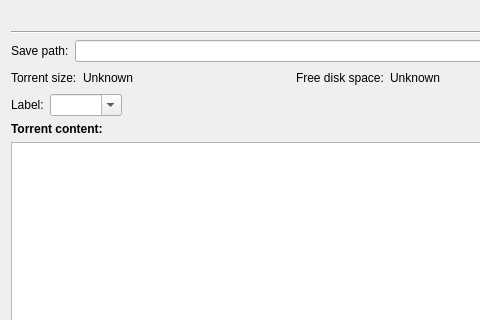
Qt form src/ui/torrentadditiondlg.ui (SysAdminDoc/qBittorrent-Vanced) before a commit; both pictures show x 0 to 480 and y 0 to 320 of the 585 by 517 pixel window.
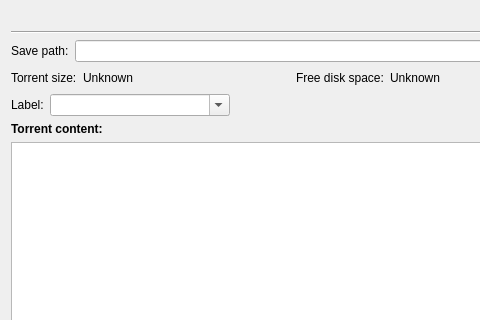
The same form after that commit.

The edit to the form file:
```diff
--- a/src/ui/torrentadditiondlg.ui
+++ b/src/ui/torrentadditiondlg.ui
@@ -145,6 +145,12 @@
      </item>
      <item>
       <widget class="QComboBox" name="comboLabel">
+       <property name="minimumSize">
+        <size>
+         <width>180</width>
+         <height>0</height>
+        </size>
+       </property>
        <property name="maximumSize">
         <size>
          <width>16777215</width>
```
